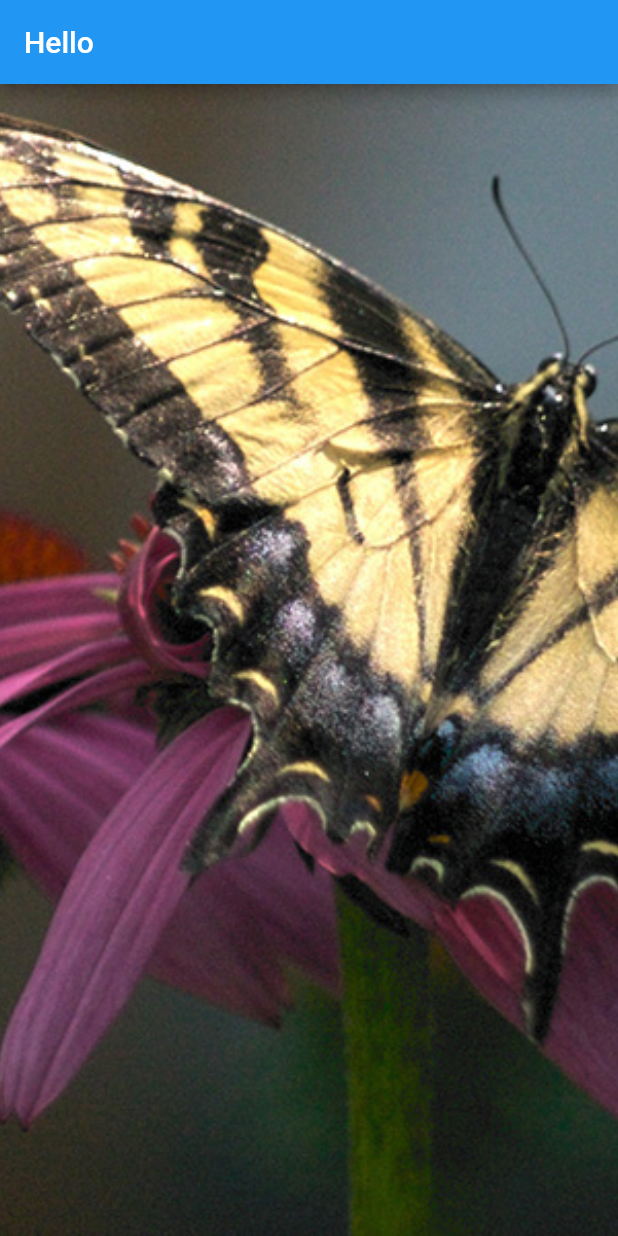
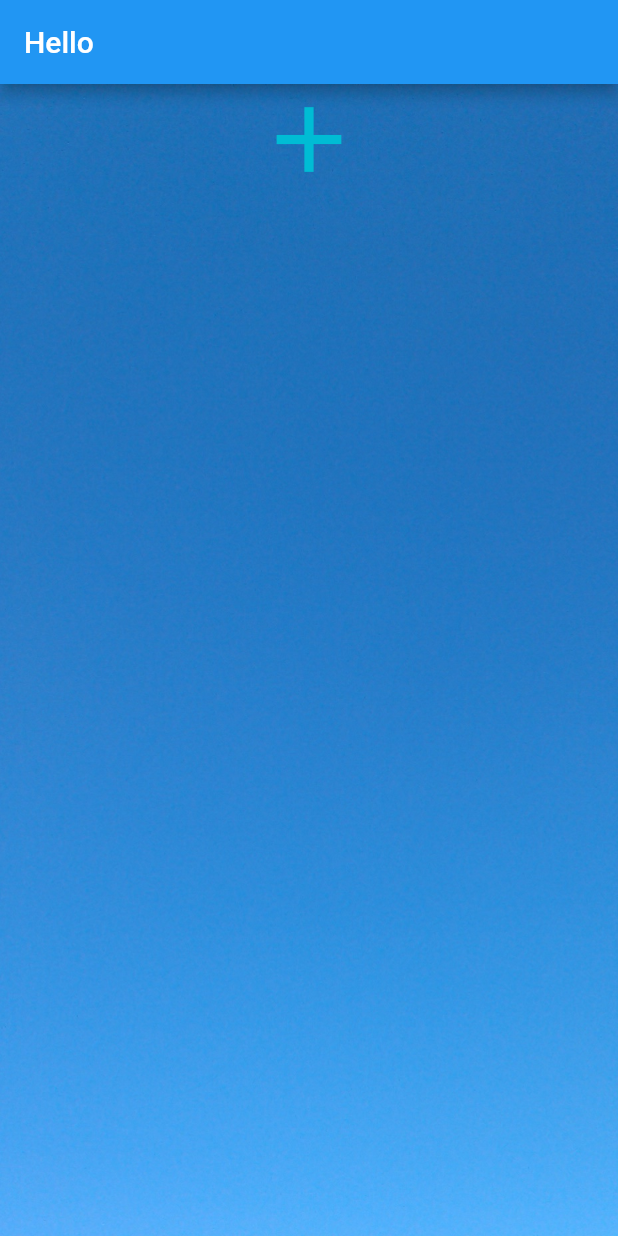
Before and after one commit to Raman-Kumar/uirememberFlutter, a Flutter app: the screen it shows after launch, on a phone screen of 412 x 824 dp. Run offline on Flutter 3.47's test engine with Material 2 defaults, Android fonts, the phone set to English and light mode, and no system bars.

Commit message:
Column child
new blue background and a Icon

```diff
--- a/lib/main.dart
+++ b/lib/main.dart
@@ -35,10 +35,15 @@ class _MyHomePageState extends State<MyHomePage> {
         width: double.infinity,
         decoration: BoxDecoration(
           image: DecorationImage(
-            image: AssetImage("img/butterfly.jpg"),
+            image: AssetImage("img/bluepic.jpg"),
             fit: BoxFit.cover,
             ),
          ),
+         child: Column(
+           mainAxisAlignment: MainAxisAlignment.start,
+           children: <Widget>[
+            Icon(Icons.add, size: 74.0,color: Colors.cyan,),
+           ],),
       )
     );
   }
--- a/pubspec.yaml
+++ b/pubspec.yaml
@@ -42,7 +42,7 @@ flutter:
 
   # To add assets to your application, add an assets section, like this:
   assets:
-   - img/butterfly.jpg
+   - img/
   #  - images/a_dot_ham.jpeg
 
   # An image asset can refer to one or more resolution-specific "variants", see
```
Also changed, not shown: img/bluepic.jpg (added).
